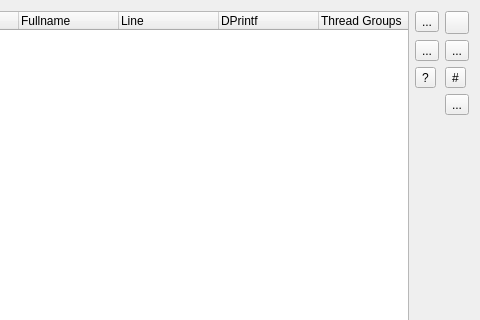
First picture: the form in src/SeerPrintpointsBrowserWidget.ui, repository epasveer/seer, before the edit; both pictures show x 693 to 1173 and y 0 to 320 of the 1173 by 528 pixel window.
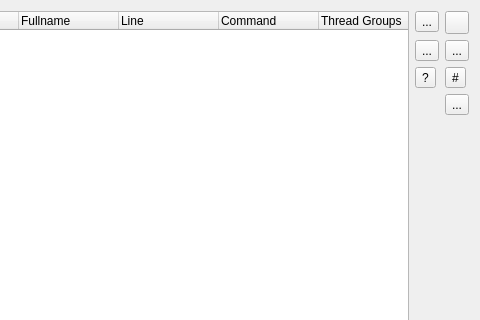
Second picture: the form after the edit. Icons and pictures are not drawn.

Patch:
```diff
--- a/src/SeerPrintpointsBrowserWidget.ui
+++ b/src/SeerPrintpointsBrowserWidget.ui
@@ -72,7 +72,7 @@
      </column>
      <column>
       <property name="text">
-       <string>DPrintf</string>
+       <string>Command</string>
       </property>
      </column>
      <column>
```
